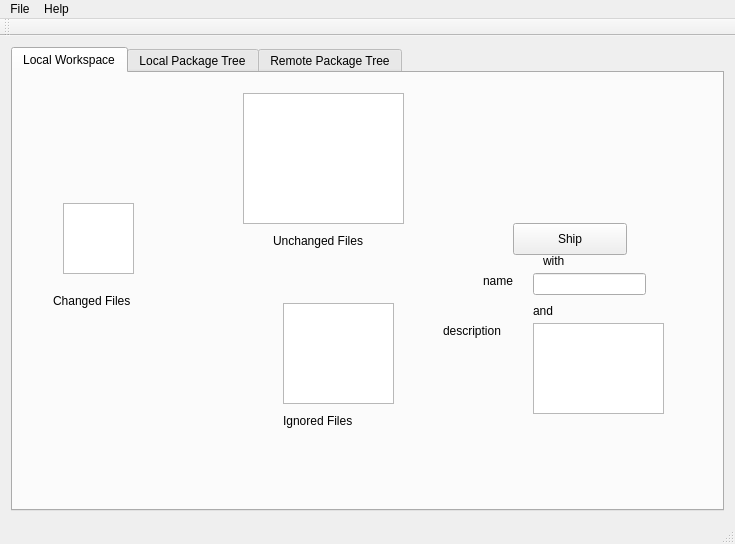
First picture: the form in mainwindow.ui, repository jgm/gitit, before the edit.
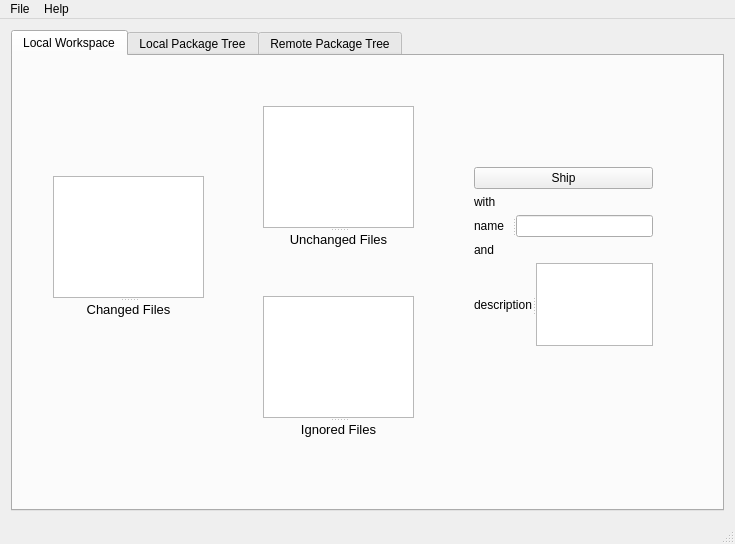
Second picture: the form after the edit.

What changed in the file:
```diff
--- a/mainwindow.ui
+++ b/mainwindow.ui
@@ -26,159 +26,139 @@
          <attribute name="title">
           <string>Local Workspace</string>
          </attribute>
-         <widget class="QListView" name="changedFileslistView">
+         <widget class="QWidget" name="">
           <property name="geometry">
            <rect>
-            <x>50</x>
-            <y>130</y>
-            <width>71</width>
-            <height>71</height>
+            <x>450</x>
+            <y>100</y>
+            <width>201</width>
+            <height>201</height>
            </rect>
           </property>
+          <layout class="QVBoxLayout" name="verticalLayout_2">
+           <item>
+            <widget class="QPushButton" name="pushButton">
+             <property name="text">
+              <string>Ship</string>
+             </property>
+            </widget>
+           </item>
+           <item>
+            <widget class="QLabel" name="label_4">
+             <property name="text">
+              <string>with</string>
+             </property>
+            </widget>
+           </item>
+           <item>
+            <widget class="QSplitter" name="splitter_2">
+             <property name="orientation">
+              <enum>Qt::Horizontal</enum>
+             </property>
+             <widget class="QLabel" name="label_5">
+              <property name="text">
+               <string>name</string>
+              </property>
+             </widget>
+             <widget class="QLineEdit" name="lineEdit"/>
+            </widget>
+           </item>
+           <item>
+            <widget class="QLabel" name="label_6">
+             <property name="text">
+              <string>and</string>
+             </property>
+            </widget>
+           </item>
+           <item>
+            <widget class="QSplitter" name="splitter_3">
+             <property name="orientation">
+              <enum>Qt::Horizontal</enum>
+             </property>
+             <widget class="QLabel" name="label_7">
+              <property name="text">
+               <string>description</string>
+              </property>
+             </widget>
+             <widget class="QTextEdit" name="textEdit"/>
+            </widget>
+           </item>
+          </layout>
          </widget>
-         <widget class="QLabel" name="label">
+         <widget class="QSplitter" name="splitter_4">
           <property name="geometry">
            <rect>
             <x>40</x>
-            <y>220</y>
-            <width>91</width>
-            <height>16</height>
+            <y>120</y>
+            <width>151</width>
+            <height>141</height>
            </rect>
           </property>
-          <property name="text">
-           <string>Changed Files</string>
+          <property name="minimumSize">
+           <size>
+            <width>151</width>
+            <height>141</height>
+           </size>
           </property>
-         </widget>
-         <widget class="QLabel" name="label_2">
-          <property name="geometry">
-           <rect>
-            <x>260</x>
-            <y>160</y>
-            <width>111</width>
-            <height>16</height>
-           </rect>
+          <property name="orientation">
+           <enum>Qt::Vertical</enum>
           </property>
-          <property name="text">
-           <string>Unchanged Files</string>
-          </property>
+          <widget class="QListView" name="changedFileslistView"/>
+          <widget class="QLabel" name="label">
+           <property name="text">
+            <string>&lt;!DOCTYPE HTML PUBLIC &quot;-//W3C//DTD HTML 4.0//EN&quot; &quot;http://www.w3.org/TR/REC-html40/strict.dtd&quot;&gt;
+&lt;html&gt;&lt;head&gt;&lt;meta name=&quot;qrichtext&quot; content=&quot;1&quot; /&gt;&lt;style type=&quot;text/css&quot;&gt;
+p, li { white-space: pre-wrap; }
+&lt;/style&gt;&lt;/head&gt;&lt;body style=&quot; font-family:'Sans'; font-size:10pt; font-weight:400; font-style:normal;&quot;&gt;
+&lt;p align=&quot;center&quot; style=&quot; margin-top:0px; margin-bottom:0px; margin-left:0px; margin-right:0px; -qt-block-indent:0; text-indent:0px;&quot;&gt;Changed Files&lt;/p&gt;&lt;/body&gt;&lt;/html&gt;</string>
+           </property>
+          </widget>
          </widget>
-         <widget class="QListView" name="listView_2">
+         <widget class="QSplitter" name="splitter_5">
           <property name="geometry">
            <rect>
-            <x>270</x>
-            <y>230</y>
-            <width>111</width>
-            <height>101</height>
+            <x>250</x>
+            <y>50</y>
+            <width>151</width>
+            <height>141</height>
            </rect>
           </property>
-         </widget>
-         <widget class="QLabel" name="label_3">
-          <property name="geometry">
-           <rect>
-            <x>270</x>
-            <y>340</y>
-            <width>91</width>
-            <height>16</height>
-           </rect>
+          <property name="orientation">
+           <enum>Qt::Vertical</enum>
           </property>
-          <property name="text">
-           <string>Ignored Files</string>
-          </property>
+          <widget class="QListView" name="listView_3"/>
+          <widget class="QLabel" name="label_2">
+           <property name="text">
+            <string>&lt;!DOCTYPE HTML PUBLIC &quot;-//W3C//DTD HTML 4.0//EN&quot; &quot;http://www.w3.org/TR/REC-html40/strict.dtd&quot;&gt;
+&lt;html&gt;&lt;head&gt;&lt;meta name=&quot;qrichtext&quot; content=&quot;1&quot; /&gt;&lt;style type=&quot;text/css&quot;&gt;
+p, li { white-space: pre-wrap; }
+&lt;/style&gt;&lt;/head&gt;&lt;body style=&quot; font-family:'Sans'; font-size:10pt; font-weight:400; font-style:normal;&quot;&gt;
+&lt;p align=&quot;center&quot; style=&quot; margin-top:0px; margin-bottom:0px; margin-left:0px; margin-right:0px; -qt-block-indent:0; text-indent:0px;&quot;&gt;Unchanged Files&lt;/p&gt;&lt;/body&gt;&lt;/html&gt;</string>
+           </property>
+          </widget>
          </widget>
-         <widget class="QPushButton" name="pushButton">
+         <widget class="QSplitter" name="splitter_6">
           <property name="geometry">
            <rect>
-            <x>500</x>
-            <y>150</y>
-            <width>114</width>
-            <height>32</height>
+            <x>250</x>
+            <y>240</y>
+            <width>151</width>
+            <height>141</height>
            </rect>
           </property>
-          <property name="text">
-           <string>Ship</string>
+          <property name="orientation">
+           <enum>Qt::Vertical</enum>
           </property>
-         </widget>
-         <widget class="QLabel" name="label_4">
-          <property name="geometry">
-           <rect>
-            <x>530</x>
-            <y>180</y>
-            <width>31</width>
-            <height>16</height>
-           </rect>
-          </property>
-          <property name="text">
-           <string>with</string>
-          </property>
-         </widget>
-         <widget class="QLabel" name="label_5">
-          <property name="geometry">
-           <rect>
-            <x>470</x>
-            <y>200</y>
-            <width>41</width>
-            <height>16</height>
-           </rect>
-          </property>
-          <property name="text">
-           <string>name</string>
-          </property>
-         </widget>
-         <widget class="QLabel" name="label_6">
-          <property name="geometry">
-           <rect>
-            <x>520</x>
-            <y>230</y>
-            <width>31</width>
-            <height>16</height>
-           </rect>
-          </property>
-          <property name="text">
-           <string>and</string>
-          </property>
-         </widget>
-         <widget class="QLineEdit" name="lineEdit">
-          <property name="geometry">
-           <rect>
-            <x>520</x>
-            <y>200</y>
-            <width>113</width>
-            <height>22</height>
-           </rect>
-          </property>
-         </widget>
-         <widget class="QLabel" name="label_7">
-          <property name="geometry">
-           <rect>
-            <x>430</x>
-            <y>250</y>
-            <width>71</width>
-            <height>16</height>
-           </rect>
-          </property>
-          <property name="text">
-           <string>description</string>
-          </property>
-         </widget>
-         <widget class="QTextEdit" name="textEdit">
-          <property name="geometry">
-           <rect>
-            <x>520</x>
-            <y>250</y>
-            <width>131</width>
-            <height>91</height>
-           </rect>
-          </property>
-         </widget>
-         <widget class="QListView" name="listView_3">
-          <property name="geometry">
-           <rect>
-            <x>230</x>
-            <y>20</y>
-            <width>161</width>
-            <height>131</height>
-           </rect>
-          </property>
+          <widget class="QListView" name="listView_2"/>
+          <widget class="QLabel" name="label_3">
+           <property name="text">
+            <string>&lt;!DOCTYPE HTML PUBLIC &quot;-//W3C//DTD HTML 4.0//EN&quot; &quot;http://www.w3.org/TR/REC-html40/strict.dtd&quot;&gt;
+&lt;html&gt;&lt;head&gt;&lt;meta name=&quot;qrichtext&quot; content=&quot;1&quot; /&gt;&lt;style type=&quot;text/css&quot;&gt;
+p, li { white-space: pre-wrap; }
+&lt;/style&gt;&lt;/head&gt;&lt;body style=&quot; font-family:'Sans'; font-size:10pt; font-weight:400; font-style:normal;&quot;&gt;
+&lt;p align=&quot;center&quot; style=&quot; margin-top:0px; margin-bottom:0px; margin-left:0px; margin-right:0px; -qt-block-indent:0; text-indent:0px;&quot;&gt;Ignored Files&lt;/p&gt;&lt;/body&gt;&lt;/html&gt;</string>
+           </property>
+          </widget>
          </widget>
         </widget>
         <widget class="QWidget" name="localPackageTree">
@@ -361,14 +341,6 @@
    <addaction name="menuFile"/>
    <addaction name="menuHelp"/>
   </widget>
-  <widget class="QToolBar" name="mainToolBar">
-   <attribute name="toolBarArea">
-    <enum>TopToolBarArea</enum>
-   </attribute>
-   <attribute name="toolBarBreak">
-    <bool>false</bool>
-   </attribute>
-  </widget>
   <widget class="QStatusBar" name="statusBar"/>
   <action name="actionNew">
    <property name="text">
```
Left out of the diff: 149 changed lines with no effect on the pictures.
